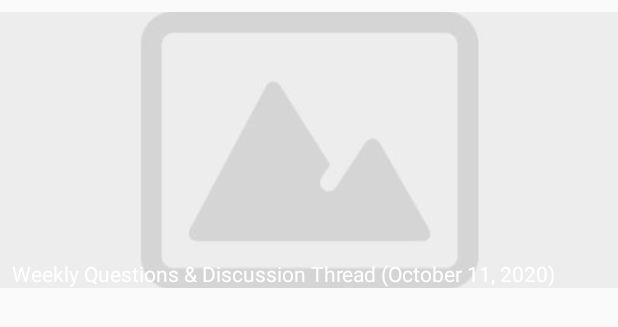
After one commit to kmgs4524/RedditPost, an Android app: the layout item_bottom_left_title_background_image.xml on its own in the app's theme, with its tools: preview values and no code run, on a phone screen of 412 x 824 dp. The commit adds this screen. Shown: the top 327 px of the screen. Run offline under Robolectric (Android 15) with nearby library versions, the phone set to English and light mode, and no system bars.

Commit message:
使用 Paging + DiffUtil 實作無限列表
1. 使用 Glide 套件
2. 建立 ViewModel, ViewModelFactory
3. 建立 CommonBindingAdapter
4. PostEntity.title 改為 var
6. 修正 title 顯示 &amp;
7. 使用 Data Binding
8. 建立 PostPagingDataSource

```diff
--- /dev/null
+++ b/app/src/main/res/layout/item_bottom_left_title_background_image.xml
@@ -0,0 +1,46 @@
+<?xml version="1.0" encoding="utf-8"?>
+<layout xmlns:app="http://schemas.android.com/apk/res-auto"
+    xmlns:tools="http://schemas.android.com/tools">
+    <data>
+        <variable
+            name="post"
+            type="com.york.android.redditpost.api.PostEntity" />
+        <import type="com.york.android.redditpost.R" />
+    </data>
+
+    <androidx.constraintlayout.widget.ConstraintLayout
+        xmlns:android="http://schemas.android.com/apk/res/android"
+        android:layout_width="match_parent"
+        android:layout_height="200dp">
+
+        <androidx.appcompat.widget.AppCompatImageView
+            android:id="@+id/background_image"
+            android:layout_width="0dp"
+            android:layout_height="0dp"
+            android:layout_marginTop="8dp"
+            android:layout_marginBottom="8dp"
+            android:scaleType="centerCrop"
+            app:imageUrl="@{post.imageUrl}"
+            app:defaultImage="@{R.drawable.default_image}"
+            app:layout_constraintStart_toStartOf="parent"
+            app:layout_constraintTop_toTopOf="parent"
+            app:layout_constraintEnd_toEndOf="parent"
+            app:layout_constraintBottom_toBottomOf="parent"
+            tools:src="@drawable/default_image" />
+
+        <androidx.appcompat.widget.AppCompatTextView
+            android:id="@+id/title"
+            android:layout_width="0dp"
+            android:layout_height="wrap_content"
+            android:layout_marginStart="8dp"
+            android:layout_marginBottom="8dp"
+            android:textColor="@color/post_list_bottom_left_title"
+            android:text="@{post.title}"
+            app:layout_constraintStart_toStartOf="parent"
+            app:layout_constraintTop_toTopOf="parent"
+            app:layout_constraintBottom_toBottomOf="parent"
+            app:layout_constraintVertical_bias="1"
+            tools:text="Weekly Questions &amp; Discussion Thread (October 11, 2020)" />
+
+    </androidx.constraintlayout.widget.ConstraintLayout>
+</layout>
--- a/app/src/main/res/values/colors.xml
+++ b/app/src/main/res/values/colors.xml
@@ -3,4 +3,8 @@
     <color name="colorPrimary">#6200EE</color>
     <color name="colorPrimaryDark">#3700B3</color>
     <color name="colorAccent">#03DAC5</color>
+
+    <color name="post_list_bottom_left_title">@color/white</color>
+
+    <color name="white">#ffffff</color>
 </resources>
```
Also changed, not shown: app/build.gradle (+8 -0 lines), app/src/main/java/com/york/android/redditpost/BaseViewModel.kt (added, +14 -0 lines), app/src/main/java/com/york/android/redditpost/CommonBindingAdapter.kt (added, +26 -0 lines), app/src/main/java/com/york/android/redditpost/PostListViewModel.kt (added, +32 -0 lines), app/src/main/java/com/york/android/redditpost/ViewModelFacotry.kt (added, +34 -0 lines), app/src/main/java/com/york/android/redditpost/api/GlobalJson.kt (+1 -11 lines), app/src/main/java/com/york/android/redditpost/model/RemotePostDataSource.kt (+8 -4 lines), app/src/main/java/com/york/android/redditpost/ui/PostListActivity.kt (+30 -1 lines), app/src/main/java/com/york/android/redditpost/ui/PostListAdapter.kt (added, +96 -0 lines), app/src/main/java/com/york/android/redditpost/ui/PostPagingDataSource.kt (added, +64 -0 lines), app/src/main/res/layout/activity_post_list.xml (+11 -1 lines), app/src/main/res/layout/item_loading.xml (added, +18 -0 lines), app/src/main/res/layout/item_title_image_apart.xml (added, +53 -0 lines), app/src/main/res/drawable-v24/default_image.jpg (added), 1 more files.
